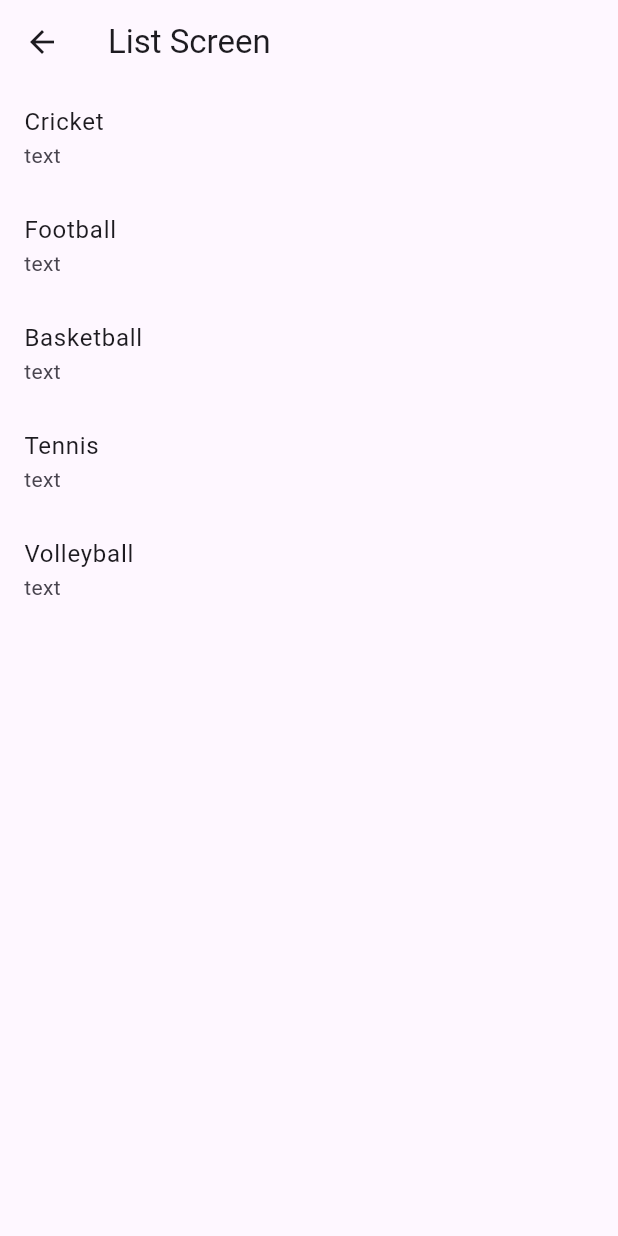
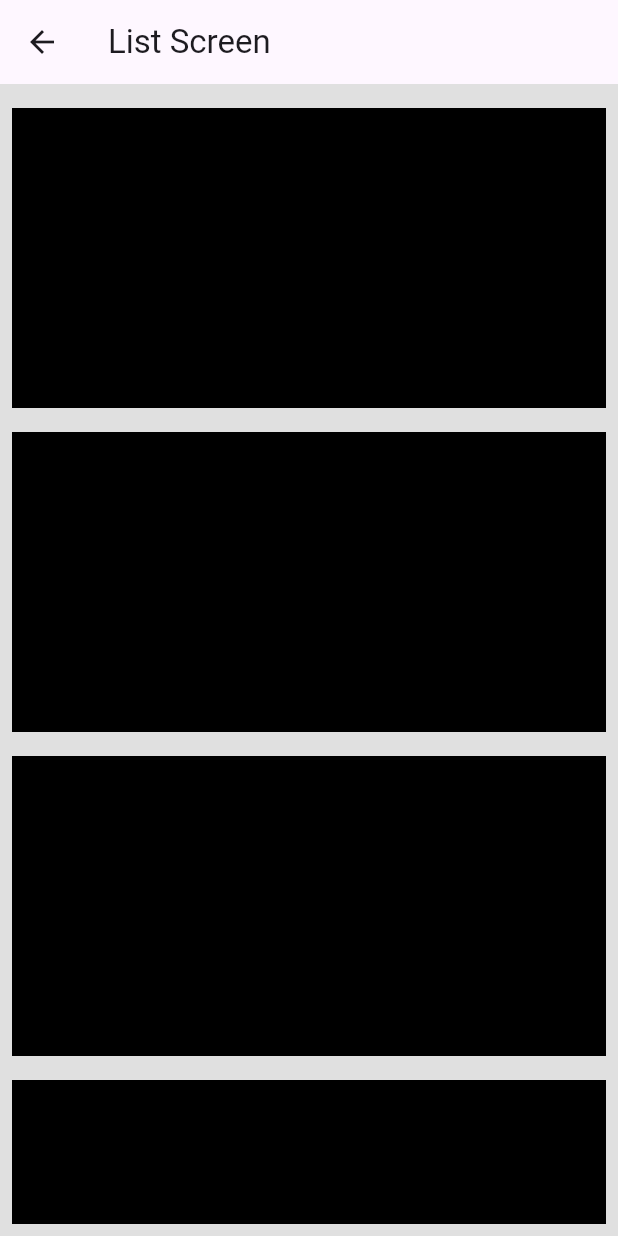
Before and after one commit to AnJasid/game_info, a Flutter app: the ListScreen screen opened directly, on a phone screen of 412 x 824 dp. Run offline on Flutter 3.47's test engine with Material 3 defaults, Android fonts, the phone set to English and light mode, and no system bars.

Commit message:
update for list screen

```diff
--- a/lib/screens/list_screen.dart
+++ b/lib/screens/list_screen.dart
@@ -10,7 +10,15 @@ class ListScreen extends StatelessWidget {
       appBar: AppBar(
         title: const Text('List Screen'),
       ),
-      body: const SportList(),
+      body: Container(
+        decoration: BoxDecoration(
+          color: Colors.grey[300],
+        ),
+        child: const Padding(
+          padding: EdgeInsets.all(8),
+          child: SportList(),
+        ),
+      ),
     );
   }
 }
--- a/lib/sport_list/sport_item.dart
+++ b/lib/sport_list/sport_item.dart
@@ -11,9 +11,15 @@ class SportItem extends StatelessWidget {
 
   @override
   Widget build(BuildContext context) {
-    return ListTile(
-      title: Text(sport.title),
-      subtitle: Text(sport.text),
+    return Padding(
+      padding: const EdgeInsets.symmetric(vertical: 8),
+      child: Container(
+        height: 200,
+        width: 200,
+        decoration: const BoxDecoration(
+          color: Colors.black,
+        ),
+      ),
     );
   }
 }
```
